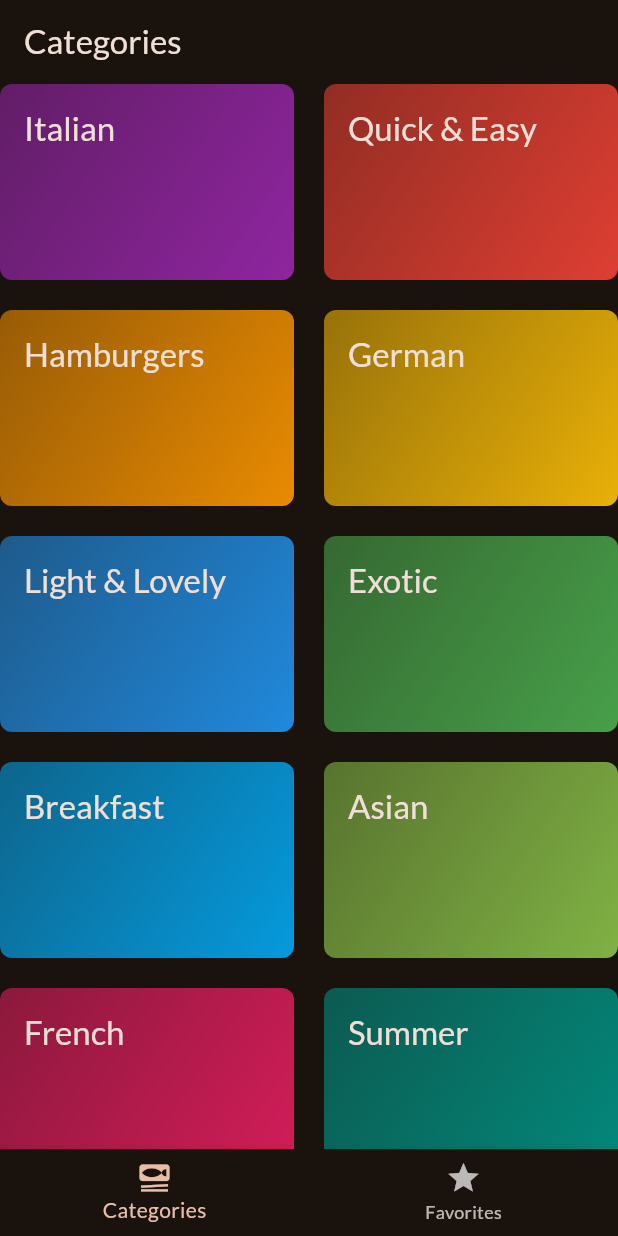
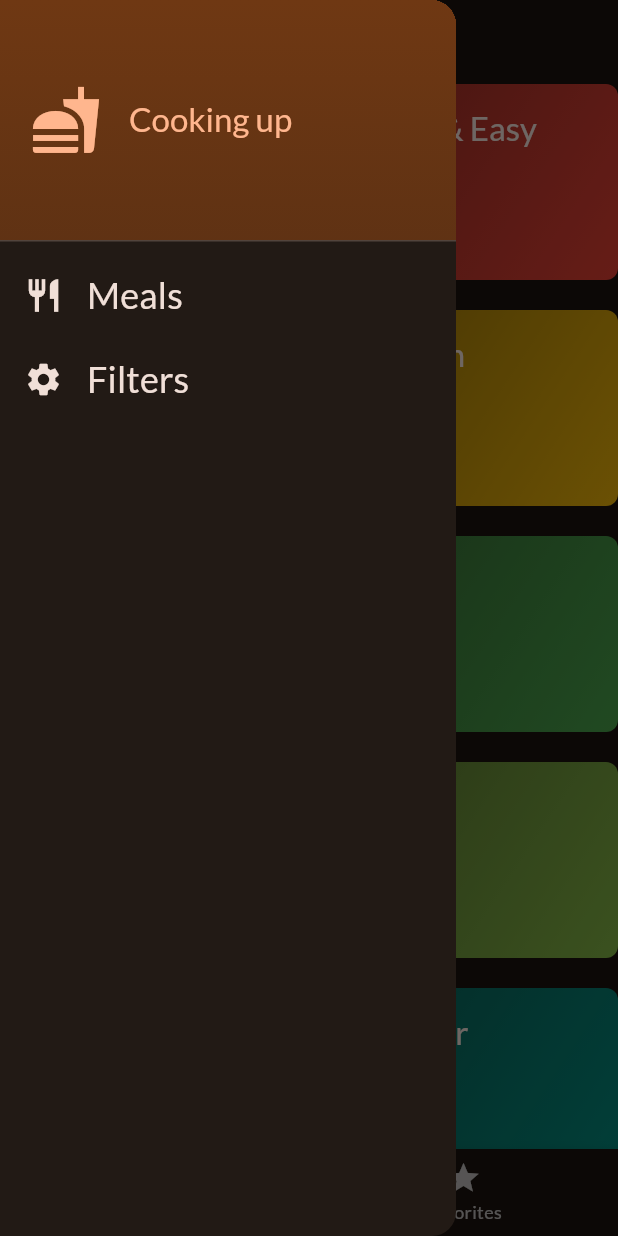
Before and after one commit to yanaMyn/flutter-meals, a Flutter app: the screen it shows after launch, with the side drawer open (before the commit the screen has no drawer), on a phone screen of 412 x 824 dp. Run offline on Flutter 3.47's test engine with Material 2 defaults, Android fonts, the phone set to English and light mode, and no system bars; our stand-ins replace google_fonts, transparent_image.

Commit message:
add drawer

```diff
--- a/lib/screens/tabs.dart
+++ b/lib/screens/tabs.dart
@@ -2,6 +2,7 @@ import 'package:flutter/material.dart';
 import 'package:meals/models/meal.dart';
 import 'package:meals/screens/categories.dart';
 import 'package:meals/screens/meals.dart';
+import 'package:meals/widgets/main_drawer.dart';
 
 class TabsScreen extends StatefulWidget {
   const TabsScreen({super.key});
@@ -66,6 +67,7 @@ class _TabsScreenState extends State<TabsScreen> {
       appBar: AppBar(
         title: Text(activePageTitle),
       ),
+      drawer: const MainDrawer(),
       body: activePage,
       bottomNavigationBar: BottomNavigationBar(
         currentIndex: _selectedPageIndex,
--- /dev/null
+++ b/lib/widgets/main_drawer.dart
@@ -0,0 +1,79 @@
+import 'package:flutter/material.dart';
+
+class MainDrawer extends StatelessWidget {
+  const MainDrawer({super.key});
+
+  @override
+  Widget build(BuildContext context) {
+    return Drawer(
+      child: Column(
+        children: [
+          DrawerHeader(
+            padding: const EdgeInsets.all(20),
+            decoration: BoxDecoration(
+              gradient: LinearGradient(
+                colors: [
+                  Theme.of(context).colorScheme.primaryContainer,
+                  Theme.of(context)
+                      .colorScheme
+                      .primaryContainer
+                      .withOpacity(0.8)
+                ],
+                begin: Alignment.topLeft,
+                end: Alignment.bottomLeft,
+              ),
+            ),
+            child: Row(
+              children: [
+                Icon(
+                  Icons.fastfood,
+                  size: 48,
+                  color: Theme.of(context).colorScheme.primary,
+                ),
+                const SizedBox(
+                  width: 18,
+                ),
+                Text(
+                  "Cooking up",
+                  style: Theme.of(context).textTheme.titleLarge!.copyWith(
+                        color: Theme.of(context).colorScheme.primary,
+                      ),
+                )
+              ],
+            ),
+          ),
+          ListTile(
+            leading: Icon(
+              Icons.restaurant,
+              size: 26,
+              color: Theme.of(context).colorScheme.onBackground,
+            ),
+            title: Text(
+              "Meals",
+              style: Theme.of(context).textTheme.titleSmall!.copyWith(
+                    color: Theme.of(context).colorScheme.onBackground,
+                    fontSize: 24,
+                  ),
+            ),
+            onTap: () {},
+          ),
+          ListTile(
+            leading: Icon(
+              Icons.settings,
+              size: 26,
+              color: Theme.of(context).colorScheme.onBackground,
+            ),
+            title: Text(
+              "Filters",
+              style: Theme.of(context).textTheme.titleSmall!.copyWith(
+                    color: Theme.of(context).colorScheme.onBackground,
+                    fontSize: 24,
+                  ),
+            ),
+            onTap: () {},
+          ),
+        ],
+      ),
+    );
+  }
+}
```
